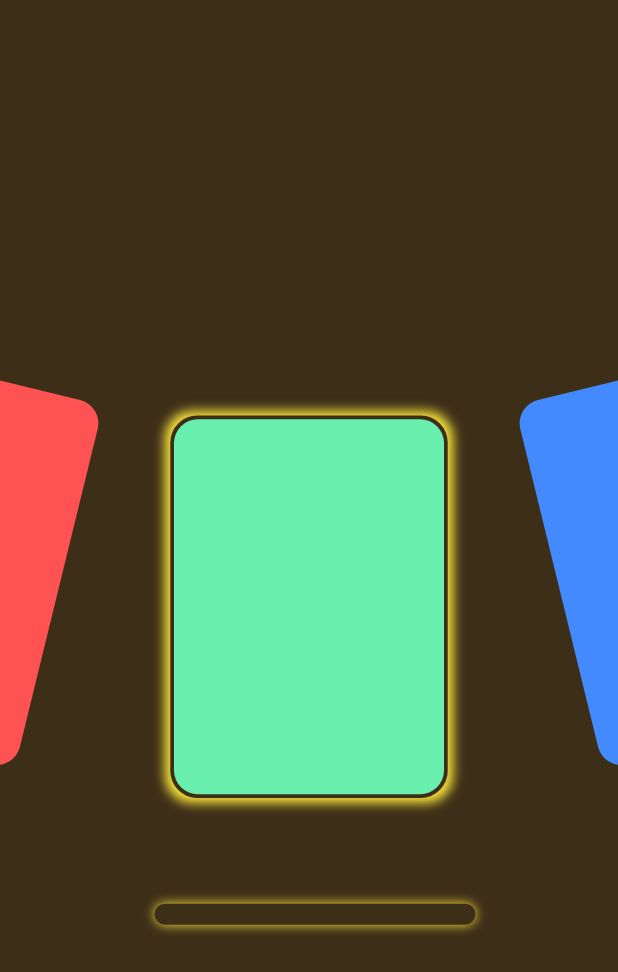
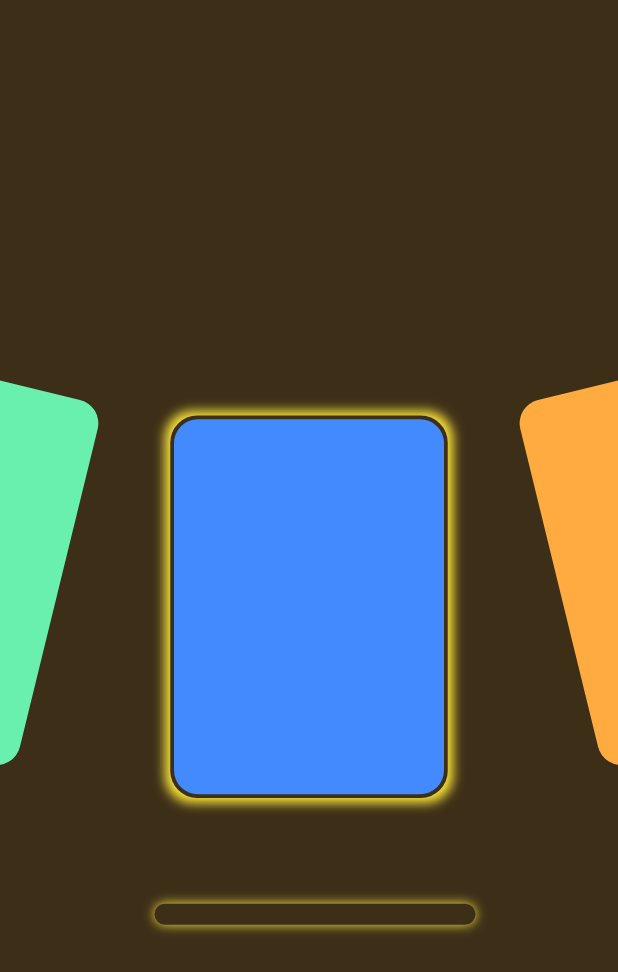
Before and after one commit to fahadazizz/Flutter_Animation_Components, a Flutter app: the screen it shows after launch, on a phone screen of 412 x 824 dp. Shown: the top 972 px of the screen. Run offline on Flutter 3.47's test engine with Material 3 defaults, Android fonts, the phone set to English and light mode, and no system bars.

Commit message:
2: Reward card completed

```diff
--- a/lib/2_CardReward/main_page.dart
+++ b/lib/2_CardReward/main_page_daily_reward.dart
@@ -2,8 +2,8 @@ import 'package:flutter/material.dart';
 import 'package:flutter_animation_components/2_CardReward/widget/absorb_container.dart';
 import 'package:flutter_animation_components/2_CardReward/widget/arc_crousel.dart';
 
-class MainPage extends StatelessWidget {
-  const MainPage({super.key});
+class MainPageDailyReward extends StatelessWidget {
+  const MainPageDailyReward({super.key});
 
   @override
   Widget build(BuildContext context) {
@@ -38,9 +38,11 @@ class MainPage extends StatelessWidget {
                     Colors.redAccent,
                     Colors.greenAccent,
                     Colors.blueAccent,
-                    Colors.greenAccent,
+                    Colors.orangeAccent,
+                    Colors.purpleAccent,
+                    Colors.blueGrey,
                   ],
-                  length: 5,
+                  length: 7,
                 ),
                 Positioned(
                   bottom: -1,
--- a/lib/main.dart
+++ b/lib/main.dart
@@ -1,6 +1,6 @@
 import 'package:flutter/material.dart';
 
-import '2_CardReward/main_page.dart';
+import '2_CardReward/main_page_daily_reward.dart';
 
 void main() {
   runApp(const MyApp());
@@ -16,7 +16,7 @@ class MyApp extends StatelessWidget {
       theme: ThemeData(useMaterial3: true),
       themeMode: ThemeMode.dark,
       // home: MainScreenDailyMood(),
-      home: MainPage(),
+      home: MainPageDailyReward(),
     );
   }
 }
```
Also changed, not shown: lib/2_CardReward/show_selected_card.dart (added, +115 -0 lines), lib/2_CardReward/widget/arc_card.dart (+15 -1 lines).
